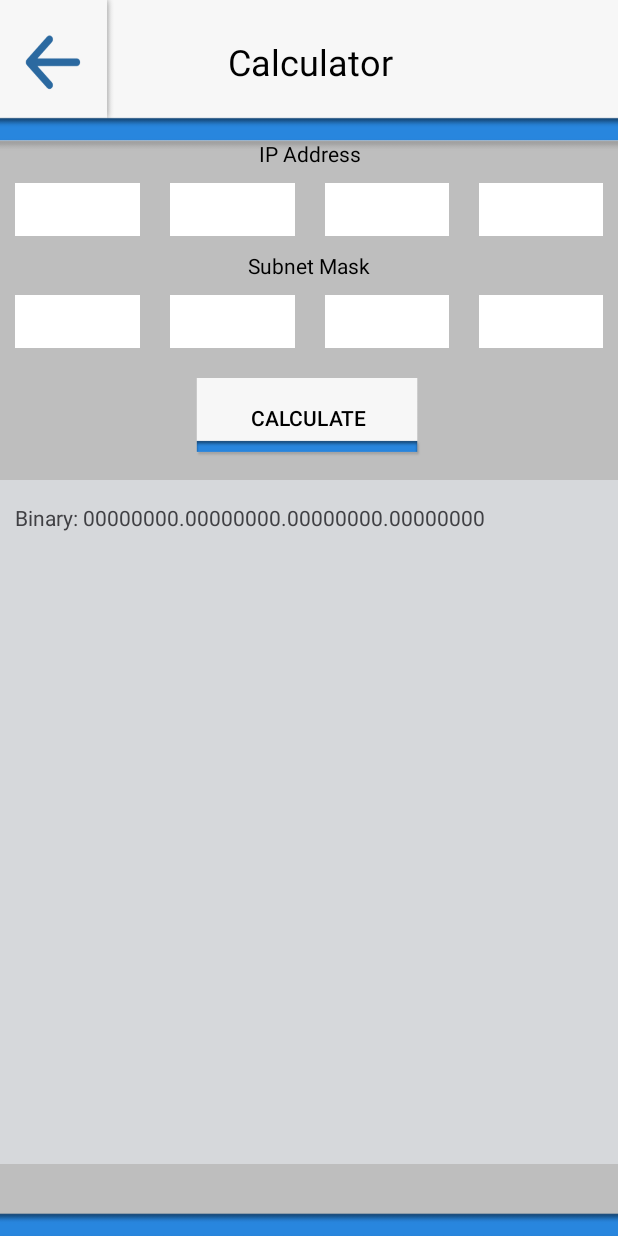
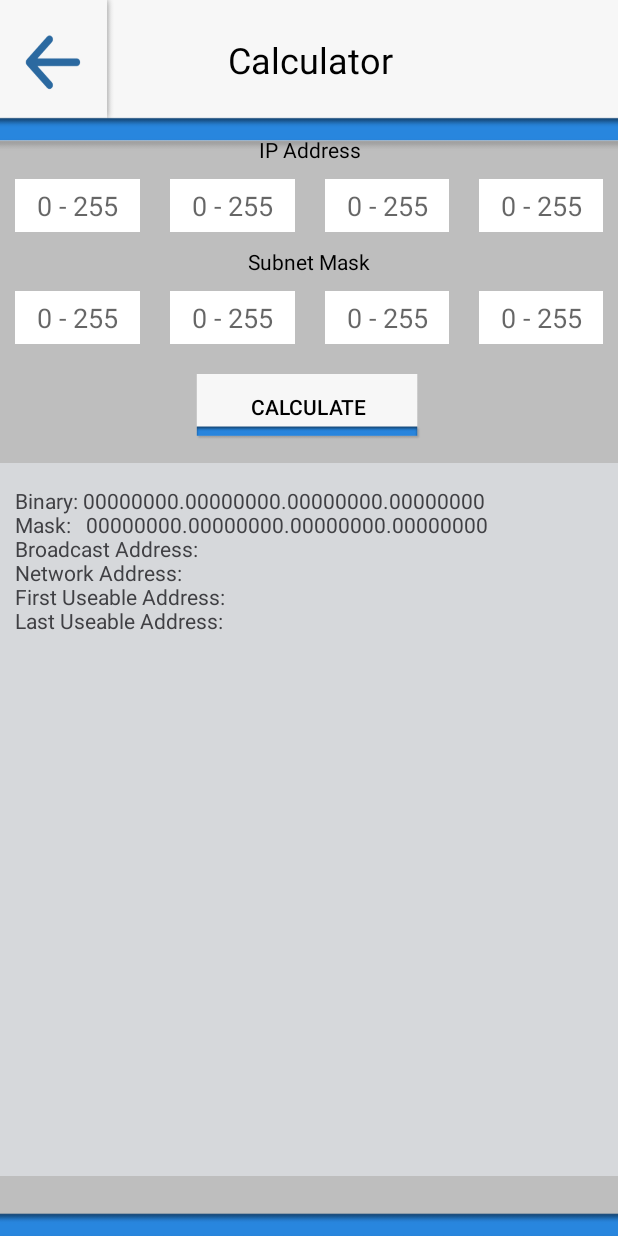
Before and after one commit to Brownie95/IP-Subnet-Calc, an Android app: the Calculator screen opened directly, with no data from a screen before it, after a tap on "CALCULATE", on a phone screen of 412 x 824 dp. Run offline under Robolectric (Android 15) with nearby library versions, the phone set to English and light mode, and no system bars; 8 statements that could not run were skipped.

Commit message:
Added Subnet Mask calculator

```diff
--- a/IPSubnetCalculator/app/src/main/java/abrown101476628/ipsubnetcalculator/Calculator.java
+++ b/IPSubnetCalculator/app/src/main/java/abrown101476628/ipsubnetcalculator/Calculator.java
@@ -15,6 +15,8 @@ import android.widget.TextView;
 
 public class Calculator extends AppCompatActivity {
 
+
+
     @Override
     protected void onCreate(Bundle savedInstanceState) {
         if (AppCompatDelegate.getDefaultNightMode()
@@ -30,11 +32,19 @@ public class Calculator extends AppCompatActivity {
         EditText oct2 = (EditText) findViewById(R.id.octet2);
         EditText oct3 = (EditText) findViewById(R.id.octet3);
         EditText oct4 = (EditText) findViewById(R.id.octet4);
+        EditText suboct1 = (EditText) findViewById(R.id.octetSubnet1);
+        EditText suboct2 = (EditText) findViewById(R.id.octetSubnet2);
+        EditText suboct3 = (EditText) findViewById(R.id.octetSubnet3);
+        EditText suboct4 = (EditText) findViewById(R.id.octetSubnet4);
 
         oct1.setFilters(new InputFilter[]{ new inputFilterMinMax("0", "255")});
         oct2.setFilters(new InputFilter[]{ new inputFilterMinMax("0", "255")});
         oct3.setFilters(new InputFilter[]{ new inputFilterMinMax("0", "255")});
         oct4.setFilters(new InputFilter[]{ new inputFilterMinMax("0", "255")});
+        suboct1.setFilters(new InputFilter[]{ new inputFilterMinMax("0", "255")});
+        suboct2.setFilters(new InputFilter[]{ new inputFilterMinMax("0", "255")});
+        suboct3.setFilters(new InputFilter[]{ new inputFilterMinMax("0", "255")});
+        suboct4.setFilters(new InputFilter[]{ new inputFilterMinMax("0", "255")});
 
     }
 
@@ -45,39 +55,90 @@ public class Calculator extends AppCompatActivity {
 
 
     public void myClickHandler(View v) {
+        EditText octet4Data, octet3Data, octet2Data, octet1Data, subOctet4Data, subOctet3Data, subOctet2Data, subOctet1Data;
+        TextView outputResult;
 
-        int decimalValue4;
-        int decimalValue3;
-        int decimalValue2;
-        int decimalValue1;
+        int ipValue4;
+        int ipValue3;
+        int ipValue2;
+        int ipValue1;
+
+        int subnetValue4;
+        int subnetValue3;
+        int subnetValue2;
+        int subnetValue1;
+
+        int oct4Result;
+        int oct3Result;
+        int oct2Result;
+        int oct1Result;
 
         String binaryValue4;
         String binaryValue2;
         String binaryValue3;
         String binaryValue1;
 
-        EditText octet4Data = (EditText) findViewById(R.id.octet4);
-        EditText octet3Data = (EditText) findViewById(R.id.octet3);
-        EditText octet2Data = (EditText) findViewById(R.id.octet2);
-        EditText octet1Data = (EditText) findViewById(R.id.octet1);
+        String binaryOct4Result;
+        String binaryOct3Result;
+        String binaryOct2Result;
+        String binaryOct1Result;
 
-        TextView binaryOutput =  (TextView) findViewById(R.id.outputTextView);
 
-        decimalValue4 = Integer.parseInt(octet4Data.getText().toString());
-        decimalValue3 = Integer.parseInt(octet3Data.getText().toString());
-        decimalValue2 = Integer.parseInt(octet2Data.getText().toString());
-        decimalValue1 = Integer.parseInt(octet1Data.getText().toString());
+        //Ip Octets
+        octet4Data = (EditText) findViewById(R.id.octet4);
+        octet3Data = (EditText) findViewById(R.id.octet3);
+        octet2Data = (EditText) findViewById(R.id.octet2);
+        octet1Data = (EditText) findViewById(R.id.octet1);
 
-        binaryValue4 = Integer.toBinaryString(decimalValue4);
-        binaryValue3 = Integer.toBinaryString(decimalValue3);
-        binaryValue2 = Integer.toBinaryString(decimalValue2);
-        binaryValue1 = Integer.toBinaryString(decimalValue1);
+        //Subnet octets
+        subOctet4Data = (EditText) findViewById(R.id.octetSubnet4);
+        subOctet3Data = (EditText) findViewById(R.id.octetSubnet3);
+        subOctet2Data = (EditText) findViewById(R.id.octetSubnet2);
+        subOctet1Data = (EditText) findViewById(R.id.octetSubnet1);
 
-        binaryValue4 = String.format("%8s", Integer.toBinaryString(decimalValue4)).replace(" ", "0");
-        binaryValue3 = String.format("%8s", Integer.toBinaryString(decimalValue3)).replace(" ", "0");
-        binaryValue2 = String.format("%8s", Integer.toBinaryString(decimalValue2)).replace(" ", "0");
-        binaryValue1 = String.format("%8s", Integer.toBinaryString(decimalValue1)).replace(" ", "0");
+        outputResult =  (TextView) findViewById(R.id.outputTextView);
 
-        binaryOutput.setText("Binary: " + binaryValue4 + "." + binaryValue3  + "." + binaryValue2  + "." + binaryValue1);
+        ipValue4 = Integer.parseInt(octet4Data.getText().toString());
+        ipValue3 = Integer.parseInt(octet3Data.getText().toString());
+        ipValue2 = Integer.parseInt(octet2Data.getText().toString());
+        ipValue1 = Integer.parseInt(octet1Data.getText().toString());
+
+        subnetValue4 = Integer.parseInt(subOctet4Data.getText().toString());
+        subnetValue3 = Integer.parseInt(subOctet3Data.getText().toString());
+        subnetValue2 = Integer.parseInt(subOctet2Data.getText().toString());
+        subnetValue1 = Integer.parseInt(subOctet1Data.getText().toString());
+
+        binaryValue4 = Integer.toBinaryString(ipValue4);
+        binaryValue3 = Integer.toBinaryString(ipValue3);
+        binaryValue2 = Integer.toBinaryString(ipValue2);
+        binaryValue1 = Integer.toBinaryString(ipValue1);
+
+
+        binaryValue4 = String.format("%8s", Integer.toBinaryString(ipValue4)).replace(" ", "0");
+        binaryValue3 = String.format("%8s", Integer.toBinaryString(ipValue3)).replace(" ", "0");
+        binaryValue2 = String.format("%8s", Integer.toBinaryString(ipValue2)).replace(" ", "0");
+        binaryValue1 = String.format("%8s", Integer.toBinaryString(ipValue1)).replace(" ", "0");
+
+
+        oct4Result = ipValue4 & subnetValue4;
+        oct3Result = ipValue3 & subnetValue3;
+        oct2Result = ipValue2 & subnetValue2;
+        oct1Result = ipValue1 & subnetValue1;
+
+        binaryOct4Result = Integer.toBinaryString(oct4Result);
+        binaryOct3Result = Integer.toBinaryString(oct3Result);
+        binaryOct2Result = Integer.toBinaryString(oct2Result);
+        binaryOct1Result = Integer.toBinaryString(oct1Result);
+
+        binaryOct4Result = String.format("%8s", Integer.toBinaryString(oct4Result)).replace(" ", "0");
+        binaryOct3Result = String.format("%8s", Integer.toBinaryString(oct3Result)).replace(" ", "0");
+        binaryOct2Result = String.format("%8s", Integer.toBinaryString(oct2Result)).replace(" ", "0");
+        binaryOct1Result = String.format("%8s", Integer.toBinaryString(oct1Result)).replace(" ", "0");
+
+        outputResult.setText("Binary: " + binaryValue4 + "." + binaryValue3  + "." + binaryValue2  + "." + binaryValue1 + "\n"
+                + "Mask:   " + binaryOct4Result + "." + binaryOct3Result + "." + binaryOct2Result + "." + binaryOct1Result + "\n"
+        + "Broadcast Address: " + "\n" + "Network Address: " + "\n" + "First Useable Address: "
+                        + "\n" + "Last Useable Address: " + "\n"
+                 );
     }
 }
--- a/IPSubnetCalculator/app/src/main/res/layout/calculator.xml
+++ b/IPSubnetCalculator/app/src/main/res/layout/calculator.xml
@@ -56,6 +56,8 @@
             android:layout_weight="1"
             android:background="?attr/inputFieldColor"
             android:ems="10"
+            android:gravity="center"
+            android:hint="0 - 255"
             android:inputType="numberDecimal"
             android:maxLength="3"
             android:minLines="1"
@@ -69,6 +71,8 @@
             android:layout_weight="1"
             android:background="?attr/inputFieldColor"
             android:ems="10"
+            android:gravity="center"
+            android:hint="0 - 255"
             android:inputType="numberDecimal"
             android:maxLength="3"
             android:minLines="1"
@@ -82,6 +86,8 @@
             android:layout_weight="1"
             android:background="?attr/inputFieldColor"
             android:ems="10"
+            android:gravity="center"
+            android:hint="0 - 255"
             android:inputType="numberDecimal"
             android:maxLength="3"
             android:minLines="1"
@@ -95,6 +101,8 @@
             android:layout_weight="1"
             android:background="?attr/inputFieldColor"
             android:ems="10"
+            android:gravity="center"
+            android:hint="0 - 255"
             android:inputType="numberDecimal"
             android:maxLength="3"
             android:minLines="1"
@@ -123,6 +131,8 @@
             android:layout_weight="1"
             android:background="?attr/inputFieldColor"
             android:ems="10"
+            android:gravity="center"
+            android:hint="0 - 255"
             android:inputType="numberDecimal"
             android:maxLength="3"
             android:minLines="1"
@@ -136,6 +146,8 @@
             android:layout_weight="1"
             android:background="?attr/inputFieldColor"
             android:ems="10"
+            android:gravity="center"
+            android:hint="0 - 255"
             android:inputType="numberDecimal"
             android:maxLength="3"
             android:minLines="1"
@@ -149,6 +161,8 @@
             android:layout_weight="1"
             android:background="?attr/inputFieldColor"
             android:ems="10"
+            android:gravity="center"
+            android:hint="0 - 255"
             android:inputType="numberDecimal"
             android:maxLength="3"
             android:minLines="1"
@@ -162,6 +176,8 @@
             android:layout_weight="1"
             android:background="?attr/inputFieldColor"
             android:ems="10"
+            android:gravity="center"
+            android:hint="0 - 255"
             android:inputType="numberDecimal"
             android:maxLength="3"
             android:minLines="1"
```
